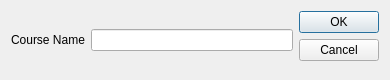
Qt form ui/dialog.ui (fatihsezgin/FaceRecognition) before a commit.
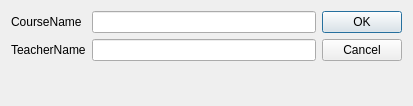
The same form after that commit.

```diff
--- a/ui/dialog.ui
+++ b/ui/dialog.ui
@@ -6,8 +6,8 @@
    <rect>
     <x>0</x>
     <y>0</y>
-    <width>390</width>
-    <height>80</height>
+    <width>413</width>
+    <height>106</height>
    </rect>
   </property>
   <property name="windowTitle">
@@ -19,14 +19,28 @@
      <item>
       <layout class="QHBoxLayout" name="horizontalLayout">
        <item>
-        <widget class="QLabel" name="label">
+        <layout class="QFormLayout" name="formLayout">
+         <item row="0" column="0">
+          <widget class="QLabel" name="courseNameLabel">
          <property name="text">
-          <string>Course Name</string>
+            <string>CourseName</string>
          </property>
         </widget>
        </item>
-       <item>
-        <widget class="QLineEdit" name="lineEdit"/>
+         <item row="0" column="1">
+          <widget class="QLineEdit" name="courseNameLineEdit"/>
+         </item>
+         <item row="1" column="0">
+          <widget class="QLabel" name="teacherNameLabel">
+           <property name="text">
+            <string>TeacherName</string>
+           </property>
+          </widget>
+         </item>
+         <item row="1" column="1">
+          <widget class="QLineEdit" name="teacherNameLineEdit"/>
+         </item>
+        </layout>
        </item>
        <item>
         <widget class="QDialogButtonBox" name="buttonBox">
```
Lines whose indentation alone changed are shown as unchanged.
